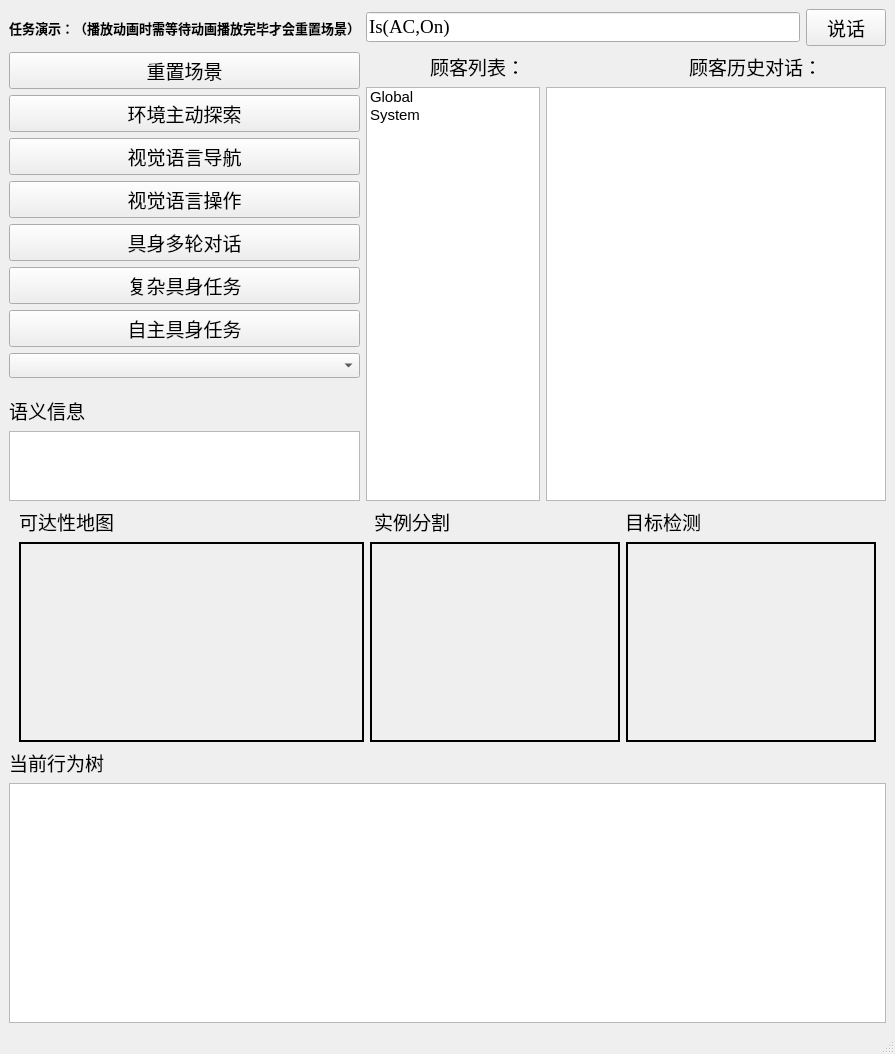
This is robowaiter/scene/ui/window.ui in HPCL-EI/RoboWaiter as Qt 5 draws it before an edit. The edited form follows.
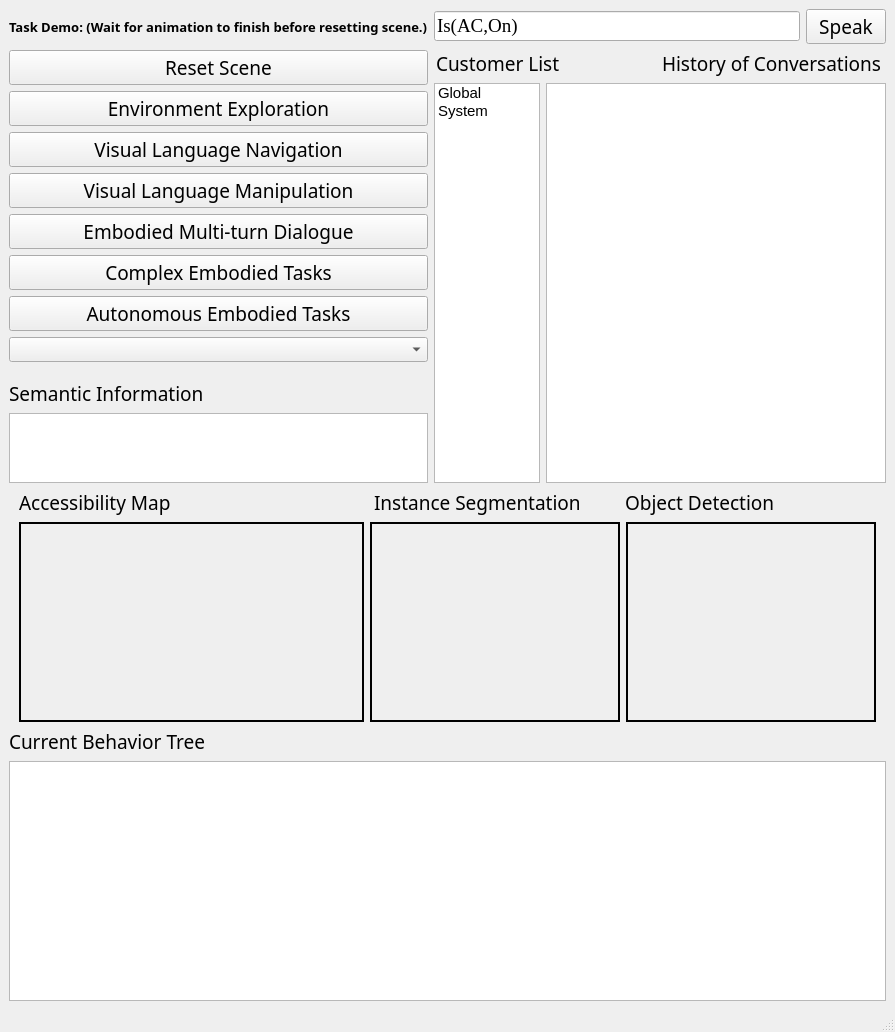
This is the edited form.

The edit to the form file:
```diff
--- a/robowaiter/scene/ui/window.ui
+++ b/robowaiter/scene/ui/window.ui
@@ -40,7 +40,7 @@
            </font>
           </property>
           <property name="text">
-           <string>顾客列表：</string>
+           <string>Customer List</string>
           </property>
          </widget>
         </item>
@@ -59,7 +59,7 @@
            </font>
           </property>
           <property name="text">
-           <string>顾客历史对话：</string>
+           <string>History of Conversations</string>
           </property>
          </widget>
         </item>
@@ -142,7 +142,7 @@
            </font>
           </property>
           <property name="text">
-           <string>当前行为树</string>
+           <string>Current Behavior Tree</string>
           </property>
          </widget>
         </item>
@@ -195,7 +195,7 @@
              </font>
             </property>
             <property name="text">
-             <string>可达性地图</string>
+             <string>Accessibility Map</string>
             </property>
            </widget>
           </item>
@@ -220,7 +220,7 @@
              </font>
             </property>
             <property name="text">
-             <string>实例分割</string>
+             <string>Instance Segmentation</string>
             </property>
            </widget>
           </item>
@@ -245,7 +245,7 @@
              </font>
             </property>
             <property name="text">
-             <string>目标检测</string>
+             <string>Object Detection</string>
             </property>
            </widget>
           </item>
@@ -377,7 +377,7 @@
        </font>
       </property>
       <property name="text">
-       <string>任务演示：（播放动画时需等待动画播放完毕才会重置场景）</string>
+       <string>Task Demo: (Wait for animation to finish before resetting scene.)</string>
       </property>
      </widget>
     </item>
@@ -390,7 +390,7 @@
        </font>
       </property>
       <property name="text">
-       <string>说话</string>
+       <string>Speak</string>
       </property>
      </widget>
     </item>
@@ -416,7 +416,7 @@
        </font>
       </property>
       <property name="text">
-       <string>语义信息</string>
+       <string>Semantic Information</string>
       </property>
      </widget>
     </item>
@@ -431,7 +431,7 @@
          </font>
         </property>
         <property name="text">
-         <string>重置场景</string>
+         <string>Reset Scene</string>
         </property>
        </widget>
       </item>
@@ -444,7 +444,7 @@
          </font>
         </property>
         <property name="text">
-         <string>环境主动探索</string>
+         <string>Environment Exploration</string>
         </property>
        </widget>
       </item>
@@ -457,7 +457,7 @@
          </font>
         </property>
         <property name="text">
-         <string>视觉语言导航</string>
+         <string>Visual Language Navigation</string>
         </property>
        </widget>
       </item>
@@ -470,7 +470,7 @@
          </font>
         </property>
         <property name="text">
-         <string>视觉语言操作</string>
+         <string>Visual Language Manipulation</string>
         </property>
        </widget>
       </item>
@@ -483,7 +483,7 @@
          </font>
         </property>
         <property name="text">
-         <string>具身多轮对话</string>
+         <string>Embodied Multi-turn Dialogue</string>
         </property>
        </widget>
       </item>
@@ -496,7 +496,7 @@
          </font>
         </property>
         <property name="text">
-         <string>复杂具身任务</string>
+         <string>Complex Embodied Tasks</string>
         </property>
        </widget>
       </item>
@@ -509,7 +509,7 @@
          </font>
         </property>
         <property name="text">
-         <string>自主具身任务</string>
+         <string>Autonomous Embodied Tasks</string>
         </property>
        </widget>
       </item>
```
Left out of the diff: 2 changed lines with no effect on the pictures.
